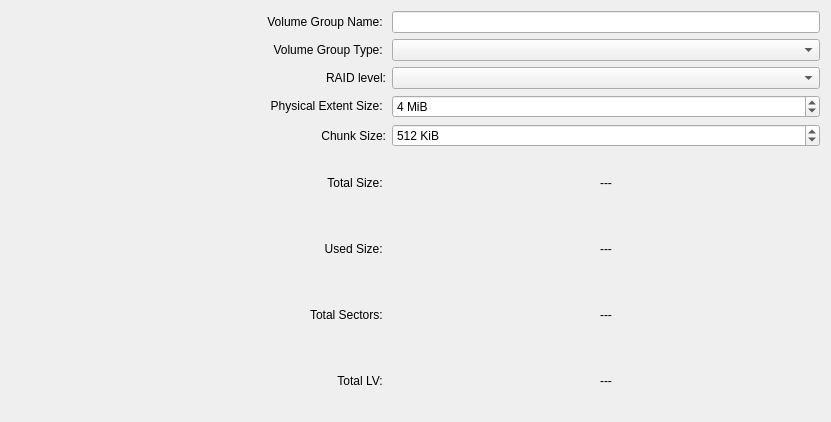
Old version of the form src/gui/volumegroupwidgetbase.ui in the repository KDE/partitionmanager.
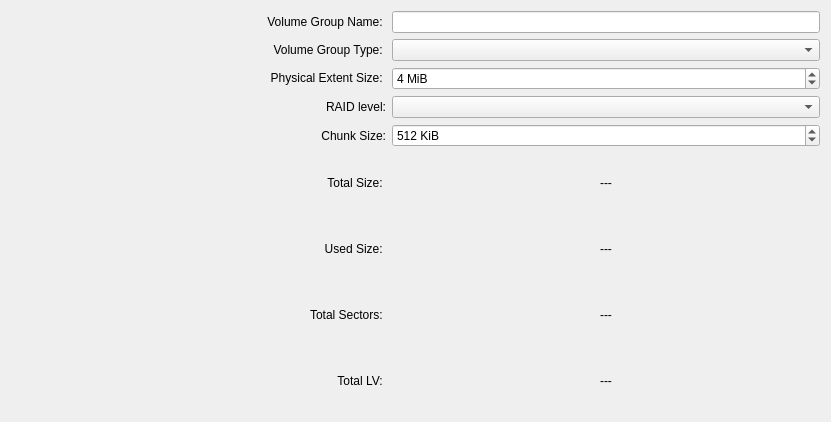
New version of the form. Custom widgets are drawn as their Qt base class.

Patch:
```diff
--- a/src/gui/volumegroupwidgetbase.ui
+++ b/src/gui/volumegroupwidgetbase.ui
@@ -17,7 +17,7 @@
    </size>
   </property>
   <layout class="QGridLayout" name="gridLayout">
-   <item row="0" column="0" rowspan="9">
+   <item row="0" column="0" rowspan="7">
     <widget class="ListPhysicalVolumes" name="m_ListPV" native="true">
      <property name="minimumSize">
       <size>
@@ -65,38 +65,45 @@
     </layout>
    </item>
    <item row="2" column="1">
-    <widget class="QLabel" name="m_LabelRaidLevel">
-     <property name="text">
-      <string>RAID level:</string>
-     </property>
-     <property name="alignment">
-      <set>Qt::AlignRight|Qt::AlignTrailing|Qt::AlignVCenter</set>
-     </property>
-    </widget>
-   </item>
-   <item row="2" column="2">
-    <layout class="QVBoxLayout" name="verticalLayout_3">
-     <item>
-      <widget class="QComboBox" name="m_RaidLevel"/>
-     </item>
-    </layout>
-   </item>
-   <item row="3" column="1">
-    <widget class="QLabel" name="m_LabelTextPESize">
-     <property name="text">
-      <string>Physical Extent Size: </string>
-     </property>
-     <property name="alignment">
-      <set>Qt::AlignRight|Qt::AlignTrailing|Qt::AlignVCenter</set>
-     </property>
-     <property name="textInteractionFlags">
-      <set>Qt::LinksAccessibleByMouse|Qt::TextSelectableByKeyboard|Qt::TextSelectableByMouse</set>
-     </property>
-    </widget>
-   </item>
-   <item row="3" column="2">
     <layout class="QVBoxLayout" name="verticalLayout">
      <item>
+      <widget class="QLabel" name="m_LabelTextPESize">
+       <property name="text">
+        <string>Physical Extent Size: </string>
+       </property>
+       <property name="alignment">
+        <set>Qt::AlignRight|Qt::AlignTrailing|Qt::AlignVCenter</set>
+       </property>
+       <property name="textInteractionFlags">
+        <set>Qt::LinksAccessibleByMouse|Qt::TextSelectableByKeyboard|Qt::TextSelectableByMouse</set>
+       </property>
+      </widget>
+     </item>
+     <item>
+      <widget class="QLabel" name="m_LabelRaidLevel">
+       <property name="text">
+        <string>RAID level:</string>
+       </property>
+       <property name="alignment">
+        <set>Qt::AlignRight|Qt::AlignTrailing|Qt::AlignVCenter</set>
+       </property>
+      </widget>
+     </item>
+     <item>
+      <widget class="QLabel" name="m_LabelChunkSize">
+       <property name="text">
+        <string>Chunk Size:</string>
+       </property>
+       <property name="alignment">
+        <set>Qt::AlignRight|Qt::AlignTrailing|Qt::AlignVCenter</set>
+       </property>
+      </widget>
+     </item>
+    </layout>
+   </item>
+   <item row="2" column="2">
+    <layout class="QVBoxLayout" name="verticalLayout_1">
+     <item>
       <widget class="QSpinBox" name="m_SpinPESize">
        <property name="suffix">
         <string> MiB</string>
@@ -112,22 +119,11 @@
        </property>
       </widget>
      </item>
-    </layout>
-   </item>
-   <item row="4" column="1">
-    <widget class="QLabel" name="m_LabelChunkSize">
-     <property name="text">
-      <string>Chunk Size:</string>
-     </property>
-     <property name="alignment">
-      <set>Qt::AlignRight|Qt::AlignTrailing|Qt::AlignVCenter</set>
-     </property>
-    </widget>
-   </item>
-   <item row="4" column="2">
-    <layout class="QVBoxLayout" name="verticalLayout_7">
      <item>
-      <widget class="QSpinBox" name="spinBox">
+      <widget class="QComboBox" name="m_RaidLevel"/>
+     </item>
+     <item>
+      <widget class="QSpinBox" name="m_ChunkSize">
        <property name="suffix">
         <string> KiB</string>
        </property>
@@ -144,7 +140,7 @@
      </item>
     </layout>
    </item>
-   <item row="5" column="1">
+   <item row="3" column="1">
     <widget class="QLabel" name="m_LabelTextTotalSize">
      <property name="text">
       <string>Total Size: </string>
@@ -157,7 +153,7 @@
      </property>
     </widget>
    </item>
-   <item row="5" column="2">
+   <item row="3" column="2">
     <widget class="QLabel" name="m_LabelTotalSize">
      <property name="text">
       <string>---</string>
@@ -170,7 +166,7 @@
      </property>
     </widget>
    </item>
-   <item row="6" column="1">
+   <item row="4" column="1">
     <widget class="QLabel" name="m_LabelTextTotalUsedSize">
      <property name="text">
       <string>Used Size: </string>
@@ -183,7 +179,7 @@
      </property>
     </widget>
    </item>
-   <item row="6" column="2">
+   <item row="4" column="2">
     <widget class="QLabel" name="m_LabelTotalUsedSize">
      <property name="text">
       <string>---</string>
@@ -196,7 +192,7 @@
      </property>
     </widget>
    </item>
-   <item row="7" column="1">
+   <item row="5" column="1">
     <widget class="QLabel" name="m_LabelTextTotalSectors">
      <property name="text">
       <string>Total Sectors: </string>
@@ -209,7 +205,7 @@
      </property>
     </widget>
    </item>
-   <item row="7" column="2">
+   <item row="5" column="2">
     <widget class="QLabel" name="m_LabelTotalSectors">
      <property name="text">
       <string>---</string>
@@ -222,7 +218,7 @@
      </property>
     </widget>
    </item>
-   <item row="8" column="1">
+   <item row="6" column="1">
     <widget class="QLabel" name="m_LabelTextTotalLV">
      <property name="text">
       <string>Total LV: </string>
@@ -235,7 +231,7 @@
      </property>
     </widget>
    </item>
-   <item row="8" column="2">
+   <item row="6" column="2">
     <widget class="QLabel" name="m_LabelTotalLV">
      <property name="text">
       <string>---</string>
```
